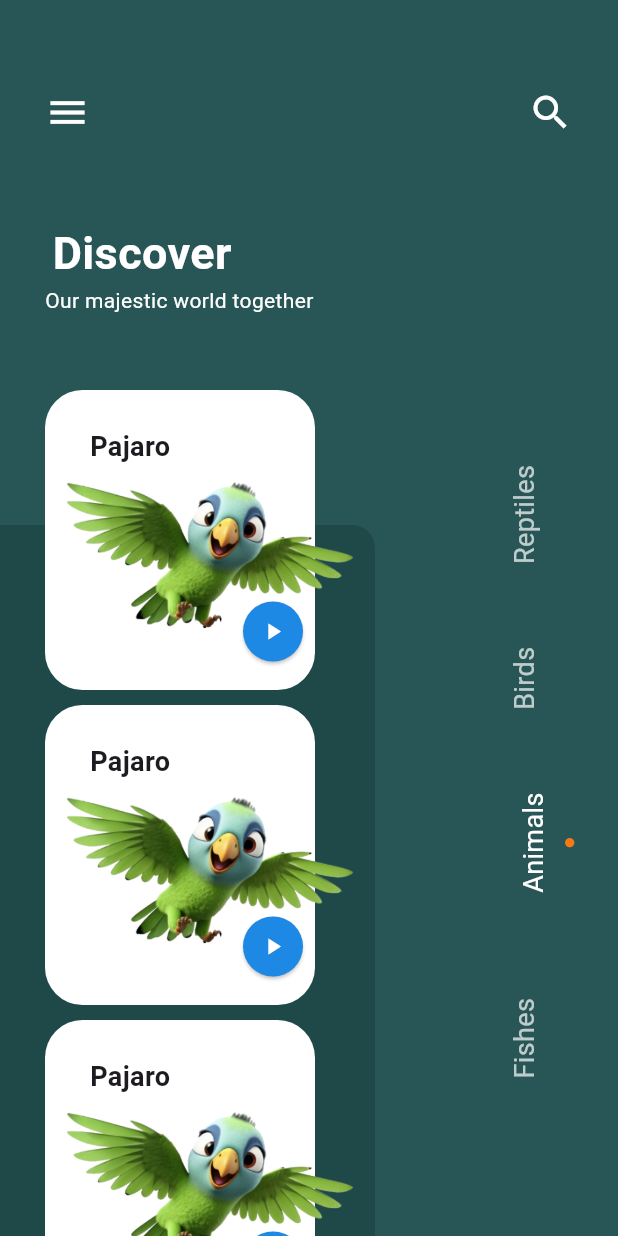
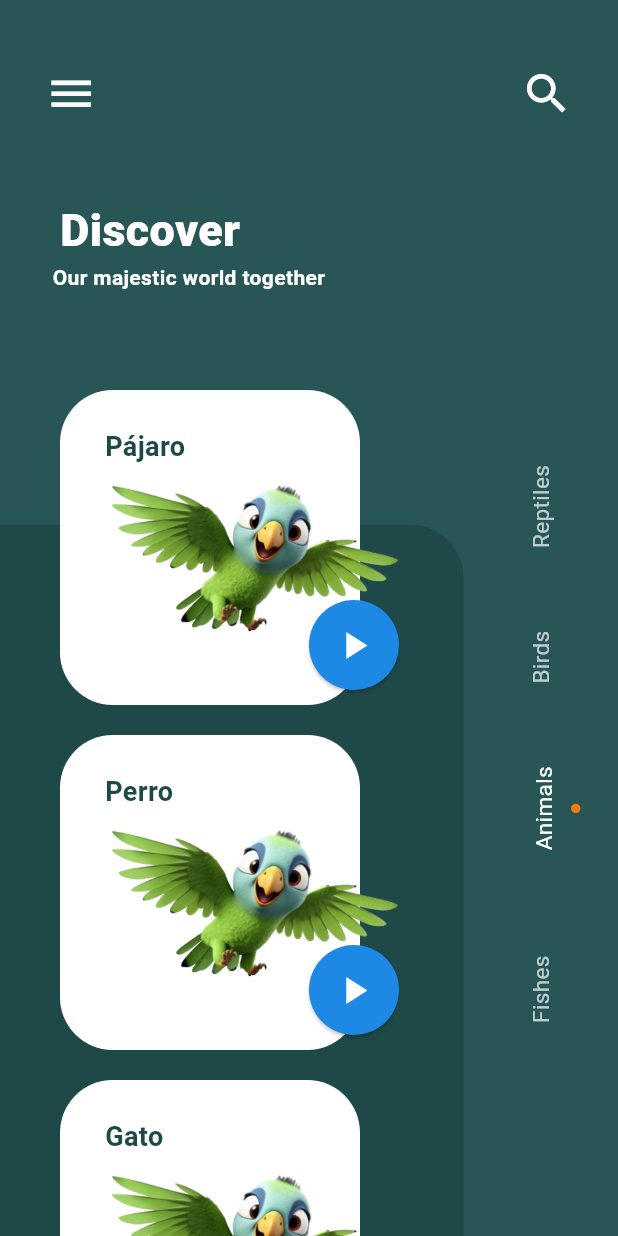
Before and after one commit to Jesus-Medina/Animal-Discovery, a Flutter app: the screen it shows after launch, on a phone screen of 412 x 824 dp. Run offline on Flutter 3.47's test engine with Material 3 defaults, Android fonts, the phone set to English and light mode, and no system bars.

Commit message:
first commit

```diff
--- a/lib/main.dart
+++ b/lib/main.dart
@@ -1,7 +1,10 @@
 import 'package:flutter/material.dart';
+import 'package:flutter/services.dart';
 import 'package:flutter_application_1/screens/home_screen/home_screen.dart';
 
 void main() {
+  WidgetsFlutterBinding.ensureInitialized();
+  SystemChrome.setEnabledSystemUIMode(SystemUiMode.immersive);
   runApp(const AplicacionPrincipal());
 }
 
--- a/lib/screens/home_screen/home_screen.dart
+++ b/lib/screens/home_screen/home_screen.dart
@@ -1,42 +1,56 @@
 import 'package:flutter/material.dart';
 import 'package:flutter_application_1/screens/home_screen/home_screen_components/card_component.dart';
+import 'package:flutter_application_1/services/animal_service.dart';
 
 class HomeScreen extends StatelessWidget {
   const HomeScreen({super.key});
-  final int color1 = 0xFF285555;
-  final int color2 = 0xFF1f4949;
-  final int color3 = 0xFFf67913;
+  final int green = 0xFF285555;
+  final int darkGreen = 0xFF1f4949;
+  final int orange = 0xFFf67913;
 
   @override
   Widget build(BuildContext context) {
     return Scaffold(
-      backgroundColor: Color(color1),
-      body: Stack(
+      backgroundColor: Color(green),
+      body: FutureBuilder<List<Animal>>(
+        future: AnimalService.loadAnimals(),
+        builder: (context, snapshot) {
+          if (snapshot.connectionState == ConnectionState.waiting) {
+            return const Center(child: CircularProgressIndicator());
+          } else if (snapshot.hasError) {
+            return Center(child: Text('Error: ${snapshot.error}'));
+          } else if (!snapshot.hasData || snapshot.data!.isEmpty) {
+            return const Center(child: Text('No animals found'));
+          }
+
+          final animals = snapshot.data!;
+
+          return Stack(
             children: [
               Positioned(
                   top: 350,
                   left: 0,
                   child: Container(
                     decoration: BoxDecoration(
-                  borderRadius:
-                      const BorderRadius.only(topRight: Radius.circular(15)),
-                  color: Color(color2),
+                      borderRadius: const BorderRadius.only(
+                          topRight: Radius.circular(35)),
+                      color: Color(darkGreen),
                     ),
-                width: 250,
+                    width: MediaQuery.of(context).size.width * 0.75,
                     height: MediaQuery.of(context).size.height,
                   )),
               Positioned(
                   top: 260,
-              left: 30,
+                  left: 40,
                   child: SizedBox(
-                width: 180,
+                    width: 200,
                     height: MediaQuery.of(context).size.height,
                     child: ListView.builder(
-                  itemCount: 10,
+                      itemCount: animals.length,
                       padding: const EdgeInsets.all(0),
                       clipBehavior: Clip.none,
                       itemBuilder: (BuildContext context, int index) {
-                    return const AnimalCard();
+                        return AnimalCard(animal: animals[index]);
                       },
                     ),
                   )),
@@ -44,7 +58,7 @@ class HomeScreen extends StatelessWidget {
                 top: 310,
                 right: 0,
                 child: SizedBox(
-              width: MediaQuery.of(context).size.width * 0.3,
+                  width: MediaQuery.of(context).size.width * 0.25,
                   height: MediaQuery.of(context).size.height,
                   child: const Column(
                     children: [
@@ -54,7 +68,8 @@ class HomeScreen extends StatelessWidget {
                           padding: EdgeInsets.only(bottom: 0, left: 55),
                           child: Text(
                             'Reptiles',
-                        style: TextStyle(color: Colors.white70, fontSize: 18),
+                            style:
+                                TextStyle(color: Colors.white70, fontSize: 15),
                           ),
                         ),
                       ),
@@ -64,7 +79,8 @@ class HomeScreen extends StatelessWidget {
                           padding: EdgeInsets.only(bottom: 0, left: 55),
                           child: Text(
                             'Birds',
-                        style: TextStyle(color: Colors.white70, fontSize: 18),
+                            style:
+                                TextStyle(color: Colors.white70, fontSize: 15),
                           ),
                         ),
                       ),
@@ -77,11 +93,12 @@ class HomeScreen extends StatelessWidget {
                             children: [
                               Text(
                                 'Animals',
-                            style: TextStyle(color: Colors.white, fontSize: 18),
+                                style: TextStyle(
+                                    color: Colors.white, fontSize: 15),
                               ),
                               Padding(
                                 padding: EdgeInsets.only(
-                              bottom: 23,
+                                  bottom: 19,
                                 ),
                                 child: Text(
                                   "●",
@@ -98,7 +115,8 @@ class HomeScreen extends StatelessWidget {
                           padding: EdgeInsets.only(bottom: 0, right: 30),
                           child: Text(
                             'Fishes',
-                        style: TextStyle(color: Colors.white70, fontSize: 18),
+                            style:
+                                TextStyle(color: Colors.white70, fontSize: 15),
                           ),
                         ),
                       ),
@@ -112,15 +130,15 @@ class HomeScreen extends StatelessWidget {
                   child: Container(
                     width: 270,
                     height: 60,
-                color: Color(color1),
+                    color: Color(green),
                   )),
               Positioned(
                   top: 0,
                   left: 0,
                   child: Container(
-                height: 90,
+                    height: 80,
                     width: MediaQuery.of(context).size.width,
-                color: Color(color1),
+                    color: Color(green),
                     child: const Padding(
                       padding: EdgeInsets.only(left: 30, right: 30),
                       child: Row(
@@ -130,26 +148,26 @@ class HomeScreen extends StatelessWidget {
                           Icon(
                             Icons.menu,
                             color: Colors.white,
-                        size: 30,
+                            size: 35,
                           ),
                           Icon(
                             Icons.search,
                             color: Colors.white,
-                        size: 30,
+                            size: 35,
                           )
                         ],
                       ),
                     ),
                   )),
               Positioned(
-              top: 90,
+                  top: 75,
                   left: 0,
                   child: Container(
                     height: 150,
                     width: MediaQuery.of(context).size.width,
-                color: Color(color1),
+                    color: Color(green),
                     child: const Padding(
-                  padding: EdgeInsets.only(left: 30, bottom: 30),
+                      padding: EdgeInsets.only(left: 35, bottom: 30),
                       child: Column(
                         mainAxisAlignment: MainAxisAlignment.end,
                         crossAxisAlignment: CrossAxisAlignment.start,
@@ -161,19 +179,23 @@ class HomeScreen extends StatelessWidget {
                               style: TextStyle(
                                 color: Colors.white,
                                 fontSize: 30,
-                            fontWeight: FontWeight.bold,
+                                fontWeight: FontWeight.w900,
                               ),
                             ),
                           ),
                           Text(
                             "Our majestic world together",
-                        style: TextStyle(color: Colors.white),
+                            style: TextStyle(
+                                color: Colors.white,
+                                fontWeight: FontWeight.w700),
                           ),
                         ],
                       ),
                     ),
                   )),
             ],
+          );
+        },
       ),
     );
   }
--- a/lib/screens/home_screen/home_screen_components/card_component.dart
+++ b/lib/screens/home_screen/home_screen_components/card_component.dart
@@ -1,15 +1,30 @@
 import 'package:flutter/material.dart';
+import 'package:flutter_application_1/screens/details_screen/detail_screen.dart';
+import 'package:flutter_application_1/services/animal_service.dart';
 
 class AnimalCard extends StatelessWidget {
-  const AnimalCard({super.key});
+  final Animal animal;
+  final int green = 0xFF285555;
+  final int darkGreen = 0xFF1f4949;
+  final int orange = 0xFFf67913;
+
+  const AnimalCard({super.key, required this.animal});
 
   @override
   Widget build(BuildContext context) {
     return Padding(
-      padding: const EdgeInsets.only(bottom: 10),
+      padding: const EdgeInsets.only(bottom: 20),
+      child: GestureDetector(
+        onTap: () {
+          Navigator.push(
+            context,
+            MaterialPageRoute(
+              builder: (context) => DetailScreen(animal: animal),
+            ),
+          );
+        },
         child: SizedBox(
-        height: 200,
-        width: 200,
+          height: 210,
           child: Stack(
             clipBehavior: Clip.none,
             children: [
@@ -17,35 +32,56 @@ class AnimalCard extends StatelessWidget {
                 child: Container(
                   decoration: BoxDecoration(
                     color: Colors.white,
-                    borderRadius: BorderRadius.circular(25)),
+                    borderRadius: BorderRadius.circular(35),
+                  ),
                 ),
               ),
               Positioned(
                 right: -30,
-                bottom: -10,
+                bottom: -2,
                 width: 200,
                 height: 200,
-                child: Image.asset("assets/images/pajaro.png")),
-            const Positioned(
+                child: Image.asset(animal.image),
+              ),
+              Positioned(
                 left: 30,
                 top: 25,
                 child: SizedBox(
                   child: Text(
-                    "Pajaro",
-                    style: TextStyle(fontWeight: FontWeight.bold, fontSize: 18),
+                    animal.title,
+                    style: TextStyle(
+                        fontWeight: FontWeight.bold,
+                        fontSize: 18,
+                        color: Color(darkGreen)),
                   ),
-                )),
+                ),
+              ),
               Positioned(
-                right: -5,
-                bottom: 15,
+                right: -35,
+                bottom: 10,
                 child: ElevatedButton(
-                    onPressed: () {},
+                  onPressed: () {
+                    Navigator.push(
+                      context,
+                      MaterialPageRoute(
+                        builder: (context) => DetailScreen(animal: animal),
+                      ),
+                    );
+                  },
                   style: ElevatedButton.styleFrom(
+                    minimumSize: const Size(60, 60),
                     shape: const CircleBorder(),
                     iconColor: Colors.white,
-                        backgroundColor: Colors.blue[600]),
-                    child: const Icon(Icons.play_arrow)))
+                    backgroundColor: Colors.blue[600],
+                  ),
+                  child: const Icon(
+                    Icons.play_arrow,
+                    size: 30,
+                  ),
+                ),
+              ),
             ],
+          ),
         ),
       ),
     );
--- /dev/null
+++ b/lib/services/animal_service.dart
@@ -0,0 +1,32 @@
+import 'dart:convert';
+import 'package:flutter/services.dart' show rootBundle;
+
+class Animal {
+  final String title;
+  final String description;
+  final String image;
+  final String species;
+
+  Animal(
+      {required this.title,
+      required this.description,
+      required this.image,
+      required this.species});
+
+  factory Animal.fromJson(Map<String, dynamic> json) {
+    return Animal(
+        title: json['title'],
+        description: json['description'],
+        image: json['image'],
+        species: json['species']);
+  }
+}
+
+class AnimalService {
+  static Future<List<Animal>> loadAnimals() async {
+    final jsonString =
+        await rootBundle.loadString('lib/services/animal_data.json');
+    final jsonData = json.decode(jsonString) as List;
+    return jsonData.map((animalJson) => Animal.fromJson(animalJson)).toList();
+  }
+}
--- a/pubspec.yaml
+++ b/pubspec.yaml
@@ -61,6 +61,8 @@ flutter:
   # To add assets to your application, add an assets section, like this:
   assets:
     - assets/images/
+    - lib/services/
+    - lib/services/animal_data.json
   #   - images/a_dot_ham.jpeg
 
   # An image asset can refer to one or more resolution-specific "variants", see
```
Also changed, not shown: lib/screens/details_screen/detail_screen.dart (added, +205 -0 lines), lib/services/animal_data.json (added, +44 -0 lines), assets/images/gato2.png (added). Lines whose indentation alone changed are shown as unchanged.
